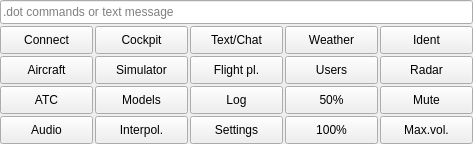
This is src/blackgui/components/mainkeypadareacomponent.ui in swift-project/pilotclient as Qt 5 draws it before an edit. The edited form follows.
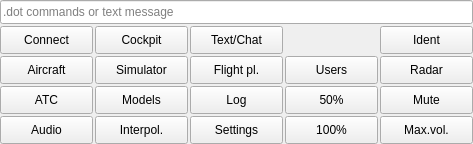
This is the edited form. Custom widgets are drawn as their Qt base class.

Commit message: refactor: Remove weather support

The edit to the form file:
```diff
--- a/src/blackgui/components/mainkeypadareacomponent.ui
+++ b/src/blackgui/components/mainkeypadareacomponent.ui
@@ -126,22 +126,6 @@
         </property>
        </widget>
       </item>
-      <item row="1" column="3">
-       <widget class="QPushButton" name="pb_MainWeather">
-        <property name="sizePolicy">
-         <sizepolicy hsizetype="Preferred" vsizetype="Preferred">
-          <horstretch>0</horstretch>
-          <verstretch>0</verstretch>
-         </sizepolicy>
-        </property>
-        <property name="text">
-         <string>Weather</string>
-        </property>
-        <property name="checkable">
-         <bool>true</bool>
-        </property>
-       </widget>
-      </item>
       <item row="5" column="0">
        <widget class="QPushButton" name="pb_Audio">
         <property name="sizePolicy">
```
Left out of the diff: 1 changed line with no effect on the pictures. The commit also changes 170 other files.
